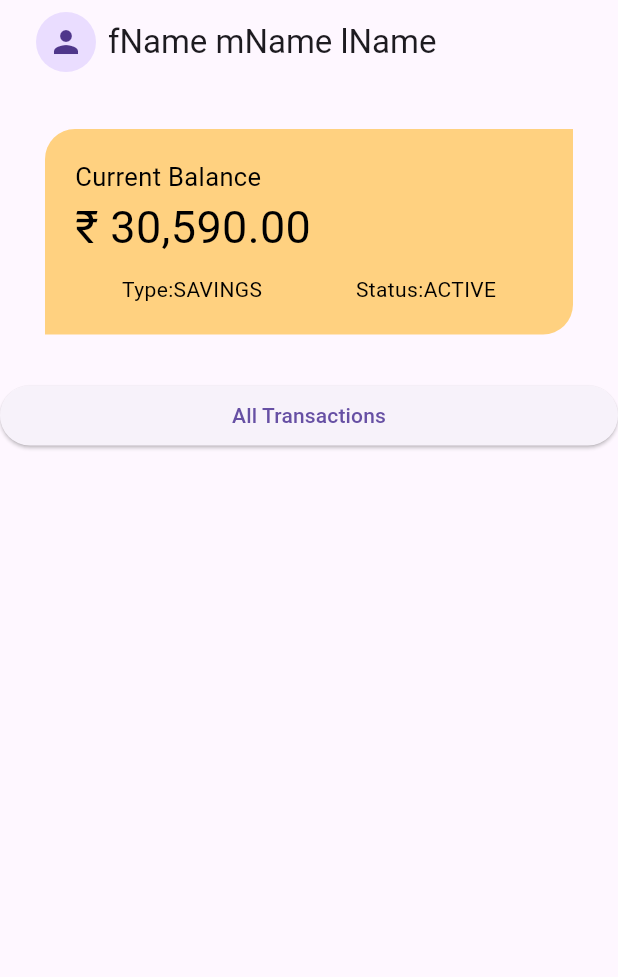
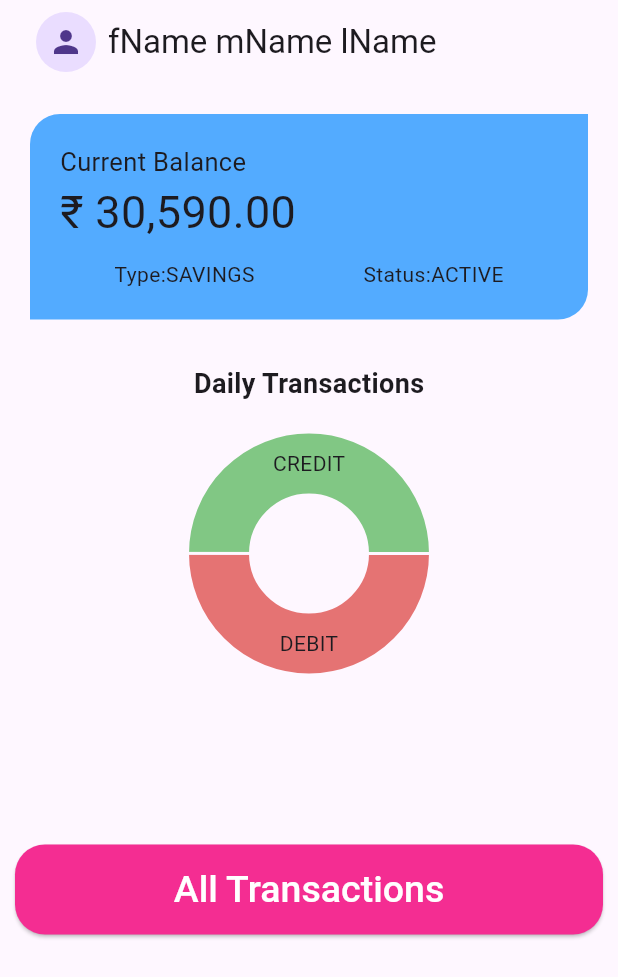
Before and after one commit to AnandhuA/TransactionsApp, a Flutter app: the HomeScreen screen opened directly, on a phone screen of 412 x 824 dp. Shown: the top 977 px of the screen. Run offline on Flutter 3.47's test engine with Material 3 defaults, Android fonts, the phone set to English and light mode, and no system bars; drawn by our look-alikes of carousel_slider, fl_chart; our stand-ins replace firebase_auth, firebase_core, flutter_bloc, lottie, shimmer; accounts and stored records are empty.

Commit message:
chart added

```diff
--- a/lib/data/bloc/featch_details/featch_details_bloc.dart
+++ b/lib/data/bloc/featch_details/featch_details_bloc.dart
@@ -1,3 +1,6 @@
+import 'dart:developer';
+
+import 'package:fl_chart/fl_chart.dart';
 import 'package:flutter/material.dart';
 import 'package:flutter_bloc/flutter_bloc.dart';
 import 'package:transaction_app/models/model.dart';
@@ -8,24 +11,128 @@ part 'featch_details_state.dart';
 
 class FeatchDetailsBloc extends Bloc<FeatchDetailsEvent, FeatchDetailsState> {
   FeatchDetailsBloc() : super(FeatchDetailsInitial()) {
-    on<FeatchAllDetailsEvent>((event,  emit) async {
+    on<FeatchAllDetailsEvent>((event, emit) async {
       emit(FeatchDetailsLoadingState());
 
-      final AccountStatement? responce = await FeatchData.featchData();
+      final AccountStatement? response = await FeatchData.featchData();
 
-      if (responce != null) {
+      if (response != null) {
         List<Transaction> allTransactions =
-            responce.account.transactions.transactionList;
+            response.account.transactions.transactionList;
+
         List<Transaction> creditTransactions = allTransactions
             .where((transaction) => transaction.type == 'CREDIT')
             .toList();
         List<Transaction> debitTransactions = allTransactions
             .where((transaction) => transaction.type == 'DEBIT')
             .toList();
+
+        log('Credit transactions count: ${creditTransactions.length}');
+        log('Debit transactions count: ${debitTransactions.length}');
+
+        // Calculate total amounts for debit and credit transactions
+        double totalDebitAmount = debitTransactions.fold(
+            0.0, (sum, transaction) => sum + double.parse(transaction.amount));
+        double totalCreditAmount = creditTransactions.fold(
+            0.0, (sum, transaction) => sum + double.parse(transaction.amount));
+
+        log('Total debit amount: $totalDebitAmount');
+        log('Total credit amount: $totalCreditAmount');
+
+        // Calculate total amount across both debit and credit transactions
+        double totalAmount = totalDebitAmount + totalCreditAmount;
+
+        // Calculate percentages for the daily pie chart sections
+        List<PieChartSectionData> dailyPieChartSections = [
+          PieChartSectionData(
+            value: totalDebitAmount / totalAmount,
+            title: 'DEBIT',
+            color: Colors.red.shade300,
+          ),
+          PieChartSectionData(
+            value: totalCreditAmount / totalAmount,
+            title: 'CREDIT',
+            color: Colors.green.shade300,
+          ),
+        ];
+
+        // Calculate monthly transactions
+        List<Transaction> monthlyTransactions = allTransactions
+            .where((transaction) =>
+                DateTime.parse(transaction.transactionTimestamp).month ==
+                DateTime.now().month)
+            .toList();
+
+        double totalMonthlyDebitAmount = monthlyTransactions.fold(
+            0.0,
+            (sum, transaction) => transaction.type == 'DEBIT'
+                ? sum + double.parse(transaction.amount)
+                : sum);
+        double totalMonthlyCreditAmount = monthlyTransactions.fold(
+            0.0,
+            (sum, transaction) => transaction.type == 'CREDIT'
+                ? sum + double.parse(transaction.amount)
+                : sum);
+
+        // Calculate percentages for the monthly pie chart sections
+        List<PieChartSectionData> monthlyPieChartSections = [
+          PieChartSectionData(
+            value: totalMonthlyDebitAmount /
+                (totalMonthlyDebitAmount + totalMonthlyCreditAmount),
+            title: 'DEBIT',
+            color: Colors.red.shade300,
+          ),
+          PieChartSectionData(
+            value: totalMonthlyCreditAmount /
+                (totalMonthlyDebitAmount + totalMonthlyCreditAmount),
+            title: 'CREDIT',
+            color: Colors.green.shade300,
+          ),
+        ];
+
+        // Calculate yearly transactions
+        List<Transaction> yearlyTransactions = allTransactions
+            .where((transaction) =>
+                DateTime.parse(transaction.transactionTimestamp).year ==
+                DateTime.now().year)
+            .toList();
+
+        double totalYearlyDebitAmount = yearlyTransactions.fold(
+            0.0,
+            (sum, transaction) => transaction.type == 'DEBIT'
+                ? sum + double.parse(transaction.amount)
+                : sum);
+        double totalYearlyCreditAmount = yearlyTransactions.fold(
+            0.0,
+            (sum, transaction) => transaction.type == 'CREDIT'
+                ? sum + double.parse(transaction.amount)
+                : sum);
+
+        // Calculate percentages for the yearly pie chart sections
+        List<PieChartSectionData> yearlyPieChartSections = [
+          PieChartSectionData(
+            value: totalYearlyDebitAmount /
+                (totalYearlyDebitAmount + totalYearlyCreditAmount),
+            title: 'DEBIT',
+            color: Colors.red.shade300,
+          ),
+          PieChartSectionData(
+            value: totalYearlyCreditAmount /
+                (totalYearlyDebitAmount + totalYearlyCreditAmount),
+            title: 'CREDIT',
+            color: Colors.green.shade300,
+          ),
+        ];
+
         return emit(FeatchDetailsSuccessState(
-          statement: responce,
+          statement: response,
           debitTransactions: debitTransactions,
           creditTransactions: creditTransactions,
+          dailyPieChartSections: dailyPieChartSections,
+          monthlyPieChartSections: monthlyPieChartSections,
+          yearlyPieChartSections: yearlyPieChartSections,
+          totalAmount: totalAmount,
+
         ));
       } else {
         return emit(FeatchDetailsErrorState());
--- a/lib/data/bloc/featch_details/featch_details_state.dart
+++ b/lib/data/bloc/featch_details/featch_details_state.dart
@@ -11,11 +11,21 @@ final class FeatchDetailsSuccessState extends FeatchDetailsState {
   final AccountStatement statement;
   final List<Transaction> debitTransactions;
   final List<Transaction> creditTransactions;
+  // final List<PieChartSectionData> pieChartSections;
+  final double totalAmount;
+  final List<PieChartSectionData> dailyPieChartSections;
+  final List<PieChartSectionData> monthlyPieChartSections;
+  final List<PieChartSectionData> yearlyPieChartSections;
 
   FeatchDetailsSuccessState({
     required this.debitTransactions,
     required this.creditTransactions,
     required this.statement,
+    // required this.pieChartSections,
+    required this.totalAmount,
+    required this.dailyPieChartSections,
+    required this.monthlyPieChartSections,
+    required this.yearlyPieChartSections,
   });
 }
 
--- a/lib/main.dart
+++ b/lib/main.dart
@@ -4,6 +4,7 @@ import 'package:flutter_bloc/flutter_bloc.dart';
 import 'package:transaction_app/data/bloc/autentication/authentication_bloc.dart';
 import 'package:transaction_app/data/bloc/featch_details/featch_details_bloc.dart';
 import 'package:transaction_app/firebase_options.dart';
+import 'package:transaction_app/screens/home_screen.dart';
 
 import 'package:transaction_app/screens/intro_screen.dart';
 
@@ -29,7 +30,7 @@ class MyApp extends StatelessWidget {
       ],
       child: const MaterialApp(
         debugShowCheckedModeBanner: false,
-        home: IntroScreen(),
+        home: HomeScreen(),
       ),
     );
   }
--- a/lib/screens/home_screen.dart
+++ b/lib/screens/home_screen.dart
@@ -1,9 +1,13 @@
 import 'package:flutter/material.dart';
 import 'package:flutter_bloc/flutter_bloc.dart';
 import 'package:intl/intl.dart';
+import 'package:transaction_app/core/colors.dart';
+import 'package:transaction_app/core/const_size.dart';
+import 'package:transaction_app/core/styles.dart';
 import 'package:transaction_app/data/bloc/featch_details/featch_details_bloc.dart';
 import 'package:transaction_app/screens/profile_screen.dart';
 import 'package:transaction_app/screens/transaction_screen.dart';
+import 'package:transaction_app/screens/widgets/chart_widget.dart';
 
 class HomeScreen extends StatefulWidget {
   const HomeScreen({super.key});
@@ -26,6 +30,7 @@ class _HomeScreenState extends State<HomeScreen> {
         if (state is FeatchDetailsSuccessState) {
           final formattedBalance = NumberFormat('#,##0.00').format(
               double.parse(state.statement.account.summary.currentBalance));
+
           return Scaffold(
             appBar: AppBar(
               title: Row(
@@ -50,15 +55,18 @@ class _HomeScreenState extends State<HomeScreen> {
                 ],
               ),
             ),
-            body: Column(
+            body: Padding(
+              padding: const EdgeInsets.all(10),
+              child: SingleChildScrollView(
+                child: Column(
                   children: [
                     Container(
-                  margin: const EdgeInsets.all(30),
+                      margin: const EdgeInsets.all(10),
                       padding: const EdgeInsets.all(20),
                       width: double.infinity,
-                  decoration: BoxDecoration(
-                    color: Colors.orangeAccent.shade100,
-                    borderRadius: const BorderRadius.only(
+                      decoration: const BoxDecoration(
+                        color: secondaryColor,
+                        borderRadius: BorderRadius.only(
                           topLeft: Radius.circular(20),
                           bottomRight: Radius.circular(20),
                         ),
@@ -72,38 +80,53 @@ class _HomeScreenState extends State<HomeScreen> {
                                 children: [
                                   const Text(
                                     "Current Balance",
-                                style: TextStyle(
-                                    fontSize: 17, color: Colors.black),
+                                    style: TextStyle(fontSize: 17),
                                   ),
                                   Text(
                                     "₹ $formattedBalance",
-                                style: const TextStyle(
-                                    fontSize: 30, color: Colors.black),
+                                    style: const TextStyle(fontSize: 30),
                                   ),
                                 ],
                               ),
                             ],
                           ),
-                      const SizedBox(height: 10),
+                          height10,
                           Row(
                             mainAxisAlignment: MainAxisAlignment.spaceAround,
                             children: [
                               Text(
                                 "Type:${state.statement.account.summary.type}",
-                            style: const TextStyle(color: Colors.black),
                               ),
                               Text(
                                 "Status:${state.statement.account.summary.status}",
-                            style: const TextStyle(color: Colors.black),
                               )
                             ],
                           ),
                         ],
                       ),
                     ),
-                SizedBox(
-                  width: double.infinity,
-                  child: ElevatedButton(
+                    height20,
+                    // SizedBox(
+                    //   height: 300,
+                    //   child: ListView(
+                    //     scrollDirection: Axis.horizontal,
+                    //     children: [
+                    //       _buildPieChart(state.dailyPieChartSections, 'Daily'),
+                    //       _buildPieChart(
+                    //           state.monthlyPieChartSections, 'Monthly'),
+                    //       _buildPieChart(
+                    //           state.yearlyPieChartSections, 'Yearly'),
+                    //     ],
+                    //   ),
+                    // ),
+
+                    ChartWidget(
+                      dailyPieChartSections: state.dailyPieChartSections,
+                      monthlyPieChartSections: state.monthlyPieChartSections,
+                      yearlyPieChartSections: state.yearlyPieChartSections,
+                    ),
+                    height20,
+                    ElevatedButton(
                       onPressed: () {
                         Navigator.push(
                             context,
@@ -116,11 +139,12 @@ class _HomeScreenState extends State<HomeScreen> {
                               ),
                             ));
                       },
-                    style: ElevatedButton.styleFrom(),
+                      style: elevatedButtonStyle,
                       child: const Text("All Transactions"),
-                  ),
                     )
                   ],
+                ),
+              ),
             ),
           );
         } else if (state is FeatchDetailsLoadingState) {
@@ -139,4 +163,6 @@ class _HomeScreenState extends State<HomeScreen> {
       },
     );
   }
+
+
 }
--- a/lib/screens/transaction_screen.dart
+++ b/lib/screens/transaction_screen.dart
@@ -1,4 +1,5 @@
 import 'package:flutter/material.dart';
+import 'package:transaction_app/core/colors.dart';
 import 'package:transaction_app/models/model.dart';
 import 'package:transaction_app/screens/widgets/transaction_list_view.dart';
 
@@ -21,6 +22,7 @@ class TransactionScreen extends StatelessWidget {
         appBar: AppBar(
           title: const Text('Transactions'),
           bottom: const TabBar(
+            indicatorColor: primaryColor,
             tabs: [
               Tab(text: 'All'),
               Tab(text: 'CREDIT'),
--- /dev/null
+++ b/lib/screens/widgets/chart_widget.dart
@@ -0,0 +1,80 @@
+import 'package:carousel_slider/carousel_slider.dart';
+import 'package:flutter/material.dart';
+import 'package:fl_chart/fl_chart.dart';
+
+class ChartWidget extends StatelessWidget {
+  final List<PieChartSectionData>  dailyPieChartSections;
+  final List<PieChartSectionData>  monthlyPieChartSections;
+  final List<PieChartSectionData>  yearlyPieChartSections;
+  const ChartWidget({
+    super.key,
+    required this.dailyPieChartSections,
+    required this.monthlyPieChartSections,
+    required this.yearlyPieChartSections,
+  });
+
+  @override
+  Widget build(BuildContext context) {
+    return SizedBox(
+      height: 300,
+      child: CarouselSlider(
+        options: CarouselOptions(
+          height: 300,
+          aspectRatio: 16 / 9,
+          viewportFraction: 0.8,
+          initialPage: 0,
+          enableInfiniteScroll: true,
+          reverse: false,
+          autoPlay: false,
+          autoPlayInterval: const Duration(seconds: 3),
+          autoPlayAnimationDuration: const Duration(milliseconds: 800),
+          autoPlayCurve: Curves.fastOutSlowIn,
+          enlargeCenterPage: true,
+          scrollDirection: Axis.horizontal,
+        ),
+        items: [
+          _buildPieChart(dailyPieChartSections, 'Daily'),
+          _buildPieChart(monthlyPieChartSections, 'Monthly'),
+          _buildPieChart(yearlyPieChartSections, 'Yearly'),
+        ].map((widget) {
+          return Builder(
+            builder: (BuildContext context) {
+              return Container(
+                width: MediaQuery.of(context).size.width,
+                margin: const EdgeInsets.symmetric(horizontal: 5.0),
+                child: widget,
+              );
+            },
+          );
+        }).toList(),
+      ),
+    );
+  }
+
+  Widget _buildPieChart(List<PieChartSectionData> sections, String title) {
+    return Container(
+      width: 300,
+      child: Column(
+        crossAxisAlignment: CrossAxisAlignment.center,
+        children: [
+          Text(
+            '$title Transactions',
+            style: const TextStyle(fontSize: 18, fontWeight: FontWeight.bold),
+          ),
+          SizedBox(
+            width: 250,
+            height: 200,
+            child: PieChart(
+              PieChartData(
+                sections: sections,
+                centerSpaceRadius: 40,
+                sectionsSpace: 2,
+                borderData: FlBorderData(show: false),
+              ),
+            ),
+          ),
+        ],
+      ),
+    );
+  }
+}
--- a/pubspec.yaml
+++ b/pubspec.yaml
@@ -45,6 +45,9 @@ dependencies:
   firebase_core: ^3.1.1
   shared_preferences: ^2.2.3
   cached_network_image: ^3.3.1
+  fl_chart: ^0.68.0
+  carousel_slider: ^4.2.1
+
 
 dev_dependencies:
   flutter_test:
```
Also changed, not shown: pubspec.lock. Lines whose indentation alone changed are shown as unchanged.
